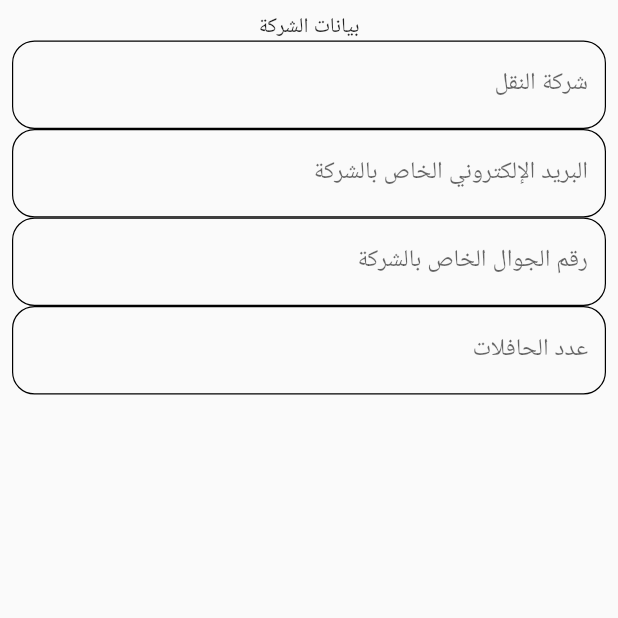
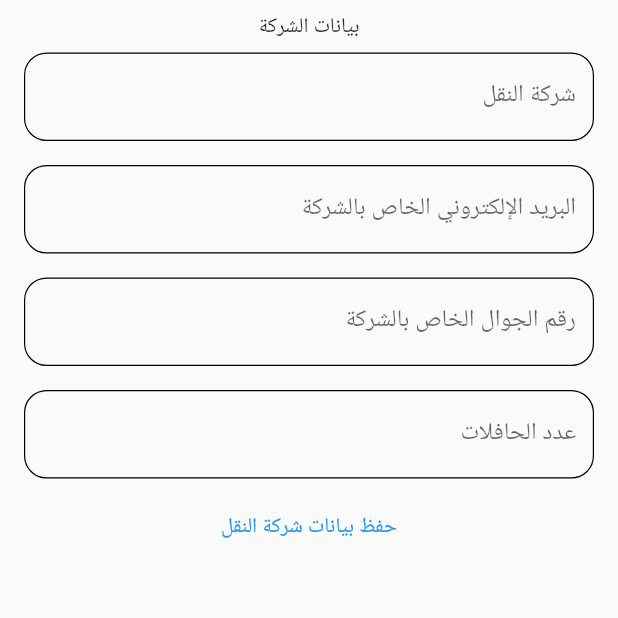
Before and after one commit to a7madi/masar, a Flutter app: the CompanyFormPage screen opened directly, on a phone screen of 412 x 824 dp, the top half of it. Run offline on Flutter 3.47's test engine with Material 2 defaults, Android fonts, the phone set to English and light mode, and no system bars; our stand-ins replace syncfusion_flutter_datepicker.

Commit message:
FEAT: Complete Company information form.

```diff
--- a/lib/model/trip.dart
+++ b/lib/model/trip.dart
@@ -12,7 +12,6 @@ class Trip {
   late TCompany _tCompany;
   late String _tripNumber;
   late TripStatus _tripStatus;
-  late int _numOfBuses; // the number of buses...
 
   Trip({
     required TripOwner tripOnwer,
@@ -25,7 +24,6 @@ class Trip {
     _tripList = tripList;
     _tripOwner = tripOnwer;
     _tripStatus = tripStatus;
-    _numOfBuses = numberOfBuses;
     _tripNumber = DateTime.now().toIso8601String(); // سيتم تغيير آلية إنشاء رقم الرحلة لاحقًا
   }
 }
--- a/lib/pages/create_travel_pages/company_form_pages.dart
+++ b/lib/pages/create_travel_pages/company_form_pages.dart
@@ -1,8 +1,10 @@
+// ignore_for_file: avoid_print
+
 import 'package:flutter/material.dart';
+import '../../model/transportation_company.dart' as tc;
 
 class CompanyFormPage extends StatelessWidget {
   CompanyFormPage({super.key});
-
 
   final _formKey = GlobalKey<FormState>();
   // TravelCompanyName TextController.
@@ -29,10 +31,23 @@ class CompanyFormPage extends StatelessWidget {
             child: Column(
               children: <Widget>[
                 const Text('بيانات الشركة'),
-                _textField('شركة النقل', _txtCntTrvlComp),
-                _textField('البريد الإلكتروني الخاص بالشركة', _txtCntTrvlCompP),
-                _textField('رقم الجوال الخاص بالشركة', _txtCntTrvlCompE),
-                _textField('عدد الحافلات', _txtNumBuses),
+                _textField('شركة النقل', _txtCntTrvlComp, isMandatory: true),
+                _textField('البريد الإلكتروني الخاص بالشركة', _txtCntTrvlCompE,
+                    isMail: true),
+                _textField('رقم الجوال الخاص بالشركة', _txtCntTrvlCompP,
+                    isPhone: true),
+                _textField('عدد الحافلات', _txtNumBuses, isNum: true, isMandatory: true),
+                TextButton(
+                    onPressed: () {
+                    _formKey.currentState!.validate();
+                      var transportComp = tc.TCompany(
+                          name: _txtCntTrvlComp.text,
+                          email: _txtCntTrvlCompE.text,
+                          phoneNumber: _txtCntTrvlCompP.text,
+                          numberOfBuses: int.parse(_txtNumBuses.text));
+                      print(transportComp.displayTransportationCompanyIndf());
+                    },
+                    child: const Text('حفظ بيانات شركة النقل'))
               ],
             ),
           ),
@@ -41,11 +56,21 @@ class CompanyFormPage extends StatelessWidget {
     );
   }
 
-  TextFormField _textField(String textLable, TextEditingController textCont) {
+  Widget _textField(String textLable, TextEditingController textCont,
+      {bool isNum = false, bool isMail = false, bool isPhone = false, isMandatory = false}) {
     final outlineborder = OutlineInputBorder(
         borderSide: const BorderSide(width: 0.8),
         borderRadius: BorderRadius.circular(15));
-    return TextFormField(
+    return Padding(
+      padding: const EdgeInsets.all(8.0),
+      child: TextFormField(
+        keyboardType: isNum
+            ? TextInputType.number
+            : isMail
+                ? TextInputType.emailAddress
+                : isPhone
+                    ? TextInputType.phone
+                    : TextInputType.text,
         controller: textCont,
         decoration: InputDecoration(
           labelText: textLable,
@@ -53,11 +78,13 @@ class CompanyFormPage extends StatelessWidget {
           focusedBorder: outlineborder,
         ),
         validator: (value) {
+          if(!isMandatory) return null;
           if (value == null || value.isEmpty) {
             return 'لا يمكن ترك هذه الخانة خالية';
           }
           return null;
         },
+      ),
     );
   }
 }
```
Also changed, not shown: lib/model/transportation_company.dart (+22 -4 lines). Lines whose indentation alone changed are shown as unchanged.
